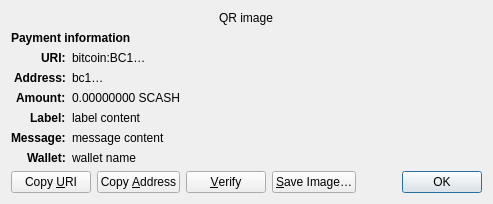
Old version of the form src/qt/forms/receiverequestdialog.ui in the repository scashnetwork/scash.
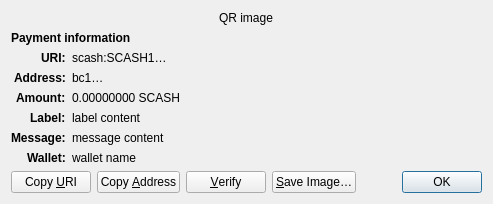
New version of the form. Custom widgets are drawn as their Qt base class.

Commit message: Update QT ui forms to rebrand from Bitcoin to Scash

```diff
--- a/src/qt/forms/receiverequestdialog.ui
+++ b/src/qt/forms/receiverequestdialog.ui
@@ -65,7 +65,7 @@
    <item row="2" column="1" alignment="Qt::AlignTop">
     <widget class="QLabel" name="uri_content">
      <property name="text">
-      <string notr="true">bitcoin:BC1…</string>
+      <string notr="true">scash:SCASH1…</string>
      </property>
      <property name="textFormat">
       <enum>Qt::RichText</enum>
```
The commit also changes 4 other files.
